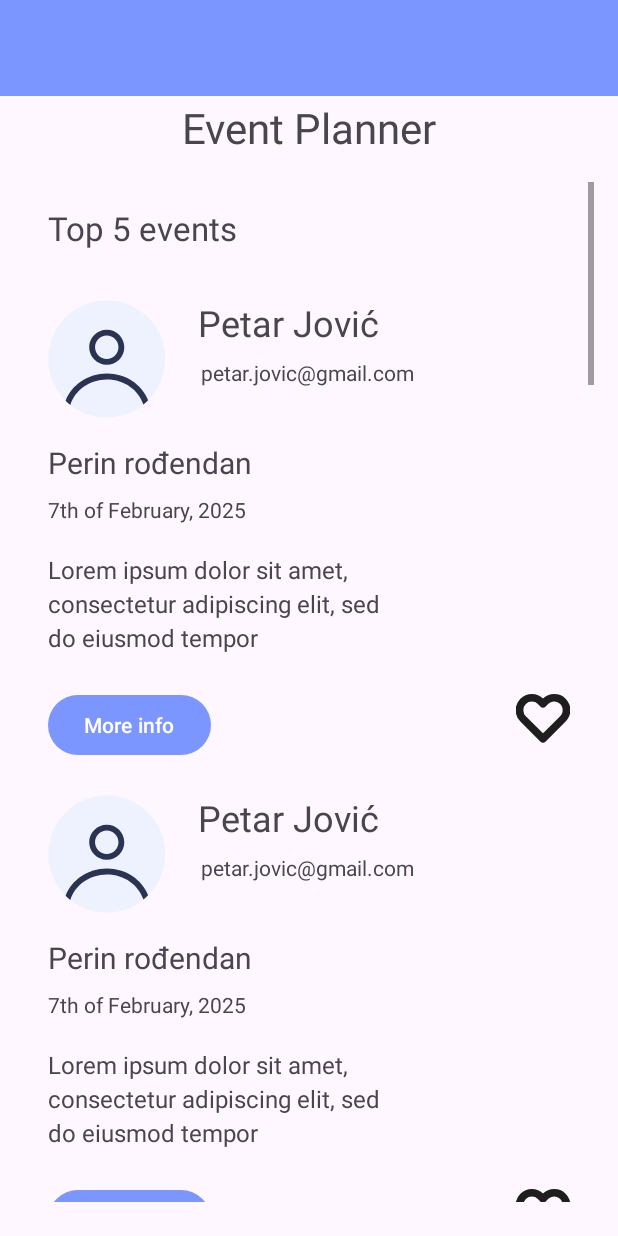
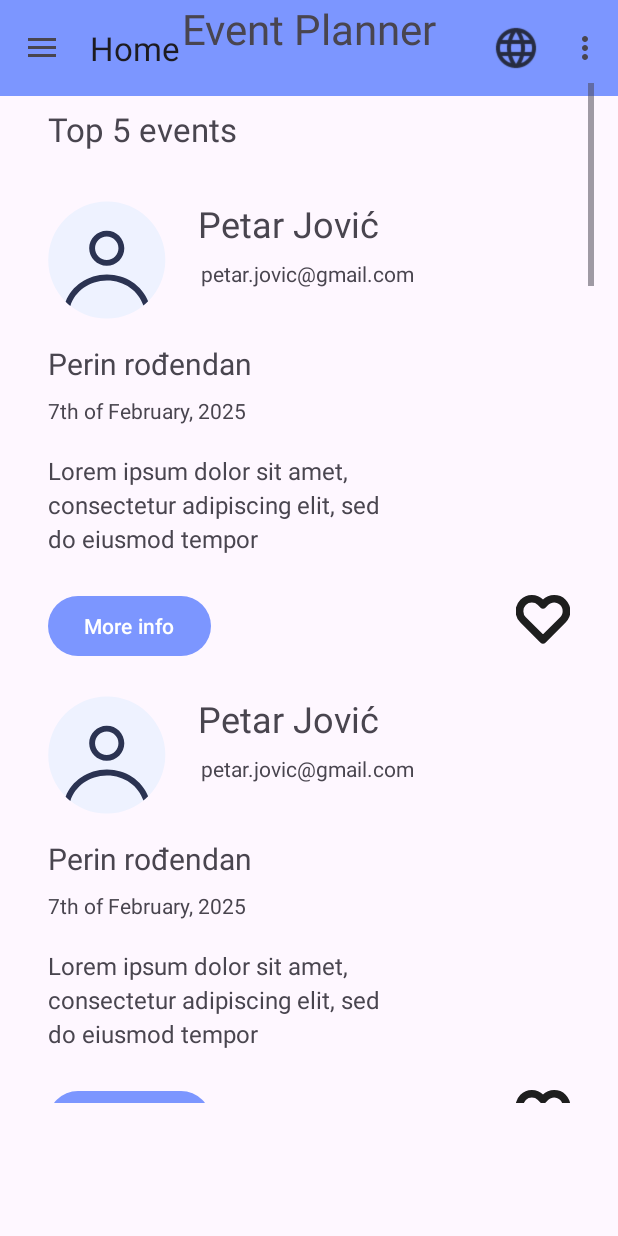
Before and after one commit to kzi-nastava/ma-project-event-planner-siit-2024-team-2, an Android app: the HomeActivity screen opened directly, with no data from a screen before it, on a phone screen of 412 x 824 dp. Run offline under Robolectric (Android 15) with nearby library versions, the phone set to English and light mode, and no system bars; our stand-ins replace navigation-ui; 1 statement that could not run was skipped.

Commit message:
fix: Fix layout bugs

```diff
--- a/app/src/main/res/layout/activity_home.xml
+++ b/app/src/main/res/layout/activity_home.xml
@@ -29,7 +29,13 @@
 
     </com.google.android.material.appbar.AppBarLayout>
 
-    <include layout="@layout/activity_home_content"/>
+
+        <include
+            android:id="@+id/activity_home_content"
+            layout="@layout/activity_home_content"
+            android:layout_width="match_parent"
+            android:layout_height="match_parent"/>
+
     <com.google.android.material.navigation.NavigationView
         android:id="@+id/navigation_view"
         android:layout_width="wrap_content"
--- a/app/src/main/res/layout/activity_login.xml
+++ b/app/src/main/res/layout/activity_login.xml
@@ -7,7 +7,8 @@
     <LinearLayout
         android:layout_width="match_parent"
         android:layout_height="wrap_content"
-        android:orientation="vertical">
+        android:orientation="vertical"
+        android:layout_gravity="center_vertical">
 
         <!-- Email Address -->
         <com.google.android.material.textfield.TextInputLayout
--- a/app/src/main/res/layout/fragment_home.xml
+++ b/app/src/main/res/layout/fragment_home.xml
@@ -21,18 +21,6 @@
         android:paddingEnd="16dp"
         tools:context=".activities.HomeActivity">
 
-        <androidx.appcompat.widget.Toolbar
-            android:id="@+id/toolbar"
-            android:layout_width="match_parent"
-            android:layout_height="wrap_content"
-            android:background="?attr/colorPrimary"
-            android:elevation="4dp"
-            android:title="@string/home"
-            android:titleTextColor="@android:color/white"
-            app:layout_constraintTop_toTopOf="parent"
-            app:layout_constraintStart_toStartOf="parent"
-            app:layout_constraintEnd_toEndOf="parent" />
-
         <TextView
             android:id="@+id/textView"
             android:layout_width="wrap_content"
@@ -42,8 +30,7 @@
             android:textAlignment="viewStart"
             android:textSize="28sp"
             app:layout_constraintEnd_toEndOf="parent"
-            app:layout_constraintStart_toStartOf="parent"
-            app:layout_constraintTop_toBottomOf="@id/toolbar" />
+            app:layout_constraintStart_toStartOf="parent"/>
 
         <ScrollView
             android:layout_width="match_parent"
--- a/app/src/main/res/layout/fragment_login.xml
+++ b/app/src/main/res/layout/fragment_login.xml
@@ -10,9 +10,9 @@
     <LinearLayout
         android:layout_width="match_parent"
         android:layout_height="wrap_content"
-        android:orientation="vertical">
+        android:orientation="vertical"
+        android:layout_gravity="center_vertical">
 
-        <!-- Email Address -->
         <com.google.android.material.textfield.TextInputLayout
             app:endIconMode="clear_text"
             android:layout_width="match_parent"
@@ -26,7 +26,6 @@
                 android:inputType="textEmailAddress" />
         </com.google.android.material.textfield.TextInputLayout>
 
-        <!-- Password -->
         <com.google.android.material.textfield.TextInputLayout
             app:endIconMode="password_toggle"
             android:layout_width="match_parent"
@@ -40,7 +39,6 @@
                 android:inputType="textPassword" />
         </com.google.android.material.textfield.TextInputLayout>
 
-        <!-- Login Button -->
         <Button
             android:id="@+id/loginButton"
             style="@style/Widget.MaterialComponents.Button"
@@ -49,7 +47,6 @@
             android:layout_marginTop="16dp"
             android:text="@string/login" />
 
-        <!-- Register Button -->
         <Button
             android:id="@+id/registerButton"
             style="@style/Widget.MaterialComponents.Button.TextButton"
```
